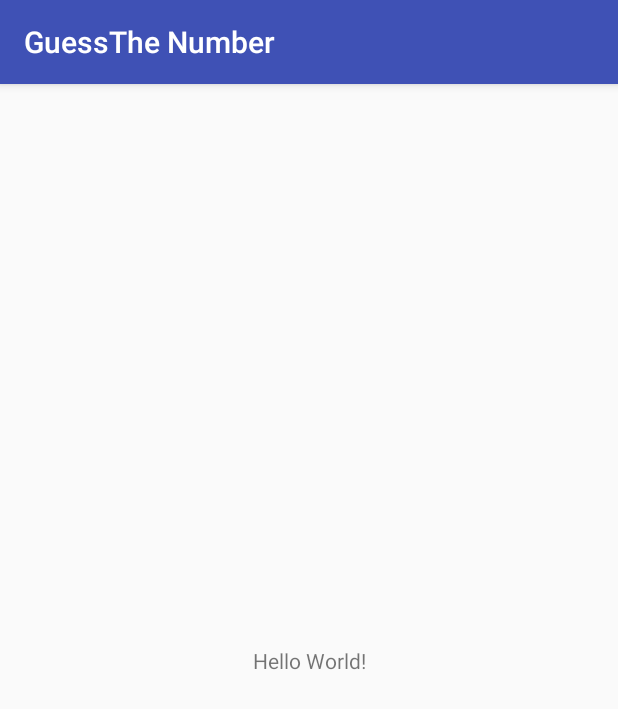
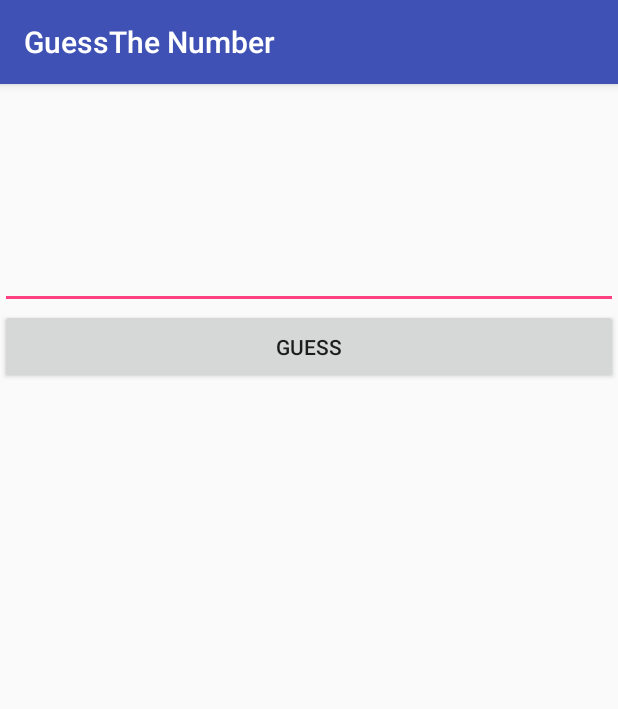
Before and after one commit to KaltrinI/GuessTheNumber, an Android app: the screen it shows after launch (MainActivity), on a phone screen of 412 x 824 dp. Shown: the top 709 px of the screen. Run offline under Robolectric (Android 15) with nearby library versions, the phone set to English and light mode, and no system bars.

Commit message:
Start of project

```diff
--- /dev/null
+++ b/app/src/main/java/com/kaltrini/guessthenumber/Game.java
@@ -0,0 +1,43 @@
+package com.kaltrini.guessthenumber;
+
+import java.util.Random;
+
+/**
+ * Created by KaltrinI on 18.04.2018.
+ */
+
+public class Game {
+
+    static Random random=new Random();
+    private int first;
+    private int second;
+    private int third;
+    private String comb;
+    public Game(){
+
+     Generate();
+    }
+
+    public void Generate(){
+
+        do {
+
+            first=random.nextInt(10);
+            second=random.nextInt(10);
+            third=random.nextInt(10);
+
+        }while (first==second||first==third||second==third);
+
+        comb=String.format("%d%d%d",first,second,third);
+    }
+
+
+    public String getComb(){
+        return comb;
+    }
+
+    public void NewGame(){
+        Generate();
+    }
+
+}
--- a/app/src/main/java/com/kaltrini/guessthenumber/MainActivity.java
+++ b/app/src/main/java/com/kaltrini/guessthenumber/MainActivity.java
@@ -2,12 +2,98 @@ package com.kaltrini.guessthenumber;
 
 import android.support.v7.app.AppCompatActivity;
 import android.os.Bundle;
+import android.view.View;
+import android.widget.Button;
+import android.widget.EditText;
+import android.widget.LinearLayout;
+import android.widget.ScrollView;
+import android.widget.TextView;
+import android.widget.Toast;
 
 public class MainActivity extends AppCompatActivity {
+
+    EditText nr;
+    LinearLayout sr;
+    TextView txtFix;
+    TextView txtGuess;
+    Button btnGuess;
+    Game game;
 
     @Override
     protected void onCreate(Bundle savedInstanceState) {
         super.onCreate(savedInstanceState);
         setContentView(R.layout.activity_main);
+        nr=findViewById(R.id.editNumber);
+        sr=findViewById(R.id.lista);
+        txtFix=findViewById(R.id.fixed);
+        txtGuess=findViewById(R.id.guessed);
+        game=new Game();
+        btnGuess=findViewById(R.id.btnGuess);
+
+        btnGuess.setOnClickListener(new View.OnClickListener() {
+            @Override
+            public void onClick(View v) {
+
+                String nmb=nr.getText().toString();
+                if (nmb.length()!=3)
+                {
+                    Toast.makeText(MainActivity.this,"The input should consist of 3 digits",Toast.LENGTH_LONG).show();
+                    return ;
+                }
+
+                Check(nmb);
+
+            }
+        });
+
+    }
+
+
+    public void Check(String number){
+
+        int fix=0;
+        int guess=0;
+        //first
+        if (game.getComb().charAt(0) == number.charAt(0))
+            fix++;
+
+        if (game.getComb().charAt(0) == number.charAt(1)||game.getComb().charAt(0) == number.charAt(2))
+            guess++;
+
+
+        //second
+        if (game.getComb().charAt(1) == number.charAt(1))
+            fix++;
+
+        if (game.getComb().charAt(1) == number.charAt(0)||game.getComb().charAt(1) == number.charAt(2))
+            guess++;
+
+        //third
+        if (game.getComb().charAt(2) == number.charAt(2))
+            fix++;
+
+        if (game.getComb().charAt(2) == number.charAt(1)||game.getComb().charAt(2) == number.charAt(0))
+            guess++;
+
+
+        if (fix == 3) {
+           Toast.makeText(MainActivity.this,"Congratulations ! New Game has begun",Toast.LENGTH_LONG).show();
+           sr.removeAllViews();
+           txtFix.setText("");
+           txtGuess.setText("");
+           game.NewGame();
+        }
+        else
+        {
+            txtFix.setText(String.format("%d fixed",fix));
+            txtGuess.setText(String.format("%d guessed",guess));
+
+            TextView tr=new TextView(this);
+            tr.setTextSize(30);
+            tr.setText(number);
+            sr.addView(tr);
+        }
+
+
     }
 }
--- a/app/src/main/res/layout/activity_main.xml
+++ b/app/src/main/res/layout/activity_main.xml
@@ -1,18 +1,52 @@
 <?xml version="1.0" encoding="utf-8"?>
-<android.support.constraint.ConstraintLayout xmlns:android="http://schemas.android.com/apk/res/android"
+<LinearLayout xmlns:android="http://schemas.android.com/apk/res/android"
     xmlns:app="http://schemas.android.com/apk/res-auto"
     xmlns:tools="http://schemas.android.com/tools"
     android:layout_width="match_parent"
     android:layout_height="match_parent"
+    android:orientation="vertical"
     tools:context="com.kaltrini.guessthenumber.MainActivity">
 
+
     <TextView
-        android:layout_width="wrap_content"
-        android:layout_height="wrap_content"
-        android:text="Hello World!"
-        app:layout_constraintBottom_toBottomOf="parent"
-        app:layout_constraintLeft_toLeftOf="parent"
-        app:layout_constraintRight_toRightOf="parent"
-        app:layout_constraintTop_toTopOf="parent" />
+        android:textSize="30dp"
+        android:id="@+id/fixed"
+        android:layout_width="match_parent"
+        android:layout_height="40dp" />
 
-</android.support.constraint.ConstraintLayout>
+
+    <TextView
+        android:textSize="30dp"
+        android:id="@+id/guessed"
+        android:layout_width="match_parent"
+        android:layout_height="40dp" />
+
+    <EditText
+        android:textSize="30dp"
+        android:id="@+id/editNumber"
+        android:layout_width="match_parent"
+        android:layout_height="70dp"
+        android:ems="10"
+        android:inputType="number" />
+
+    <Button
+        android:text="Guess"
+        android:id="@+id/btnGuess"
+        android:layout_width="match_parent"
+        android:layout_height="50dp" />
+
+
+    <ScrollView
+        android:layout_width="match_parent"
+        android:layout_height="wrap_content">
+
+        <LinearLayout
+            android:id="@+id/lista"
+            android:layout_width="match_parent"
+            android:layout_height="wrap_content"
+            android:orientation="vertical" />
+    </ScrollView>
+
+
+
+</LinearLayout>
```
